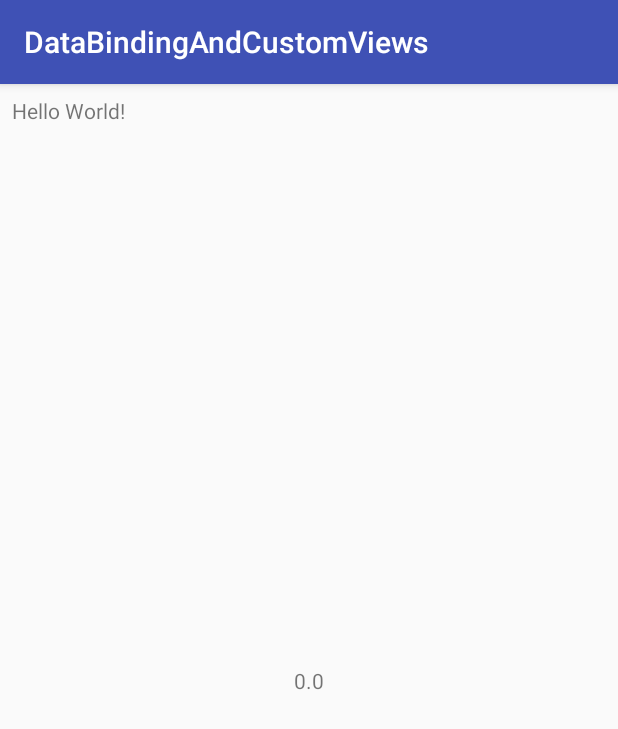
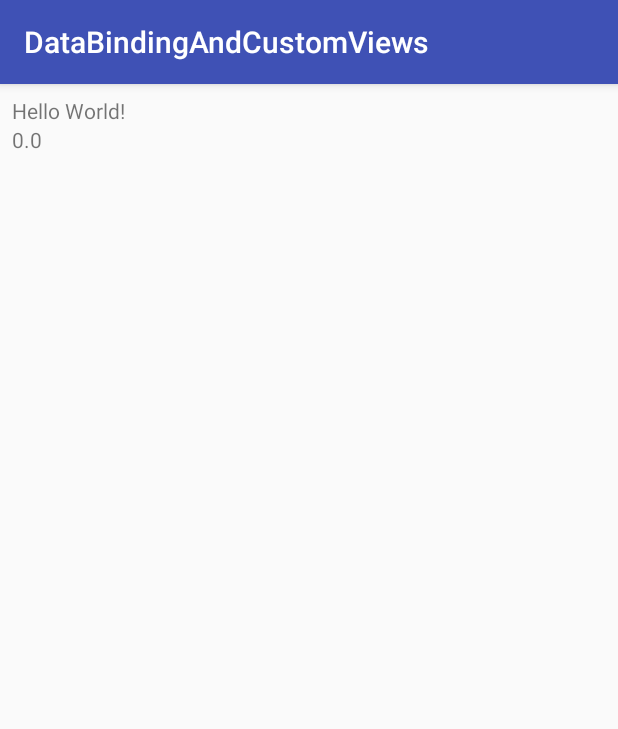
Before and after one commit to DigitalOnion/DataBindingAndCustomViews, an Android app: the screen it shows after launch (MainActivity), on a phone screen of 412 x 824 dp. Shown: the top 729 px of the screen. Run offline under Robolectric (Android 15) with nearby library versions, the phone set to English and light mode, and no system bars; our stand-ins replace data binding; 1 statement that could not run was skipped.

Commit message:
Change to LinearLayout to simplify. The error is the same

```diff
--- a/app/src/main/res/layout/activity_main.xml
+++ b/app/src/main/res/layout/activity_main.xml
@@ -6,41 +6,30 @@
             type="com.outspace.databindingandcustomviews.BasicNumber" />
     </data>
 
-    <android.support.constraint.ConstraintLayout xmlns:android="http://schemas.android.com/apk/res/android"
+    <LinearLayout
+        xmlns:android="http://schemas.android.com/apk/res/android"
         xmlns:app="http://schemas.android.com/apk/res-auto"
         xmlns:tools="http://schemas.android.com/tools"
         xmlns:custom="http://schemas.android.com/apk/res-auto"
         android:layout_width="match_parent"
         android:layout_height="match_parent"
+        android:padding="8dp"
+        android:orientation="vertical"
         tools:context="com.outspace.databindingandcustomviews.MainActivity">
 
         <TextView
             android:id="@+id/intro"
             android:layout_width="wrap_content"
             android:layout_height="wrap_content"
-            android:text="Hello World!"
-            android:layout_marginTop="8dp"
-            app:layout_constraintTop_toTopOf="parent"
-            android:layout_marginLeft="8dp"
-            app:layout_constraintLeft_toLeftOf="parent"
-            android:layout_marginStart="8dp" />
+            android:text="Hello World!" />
 
         <com.outspace.databindingandcustomviews.BigNumber
             android:id="@+id/textView"
             android:layout_width="wrap_content"
             android:layout_height="wrap_content"
             custom:fontSize="30sp"
-            custom:value="@{basicNumber.theNumber}"
-            android:layout_marginTop="8dp"
-            app:layout_constraintTop_toBottomOf="@+id/intro"
-            app:layout_constraintBottom_toBottomOf="parent"
-            android:layout_marginBottom="8dp"
-            android:layout_marginRight="8dp"
-            app:layout_constraintRight_toRightOf="parent"
-            android:layout_marginLeft="8dp"
-            app:layout_constraintLeft_toLeftOf="parent" />
+            custom:value="@{basicNumber.theNumber}" />
 
-
-    </android.support.constraint.ConstraintLayout>
+    </LinearLayout>
 
 </layout>
```
